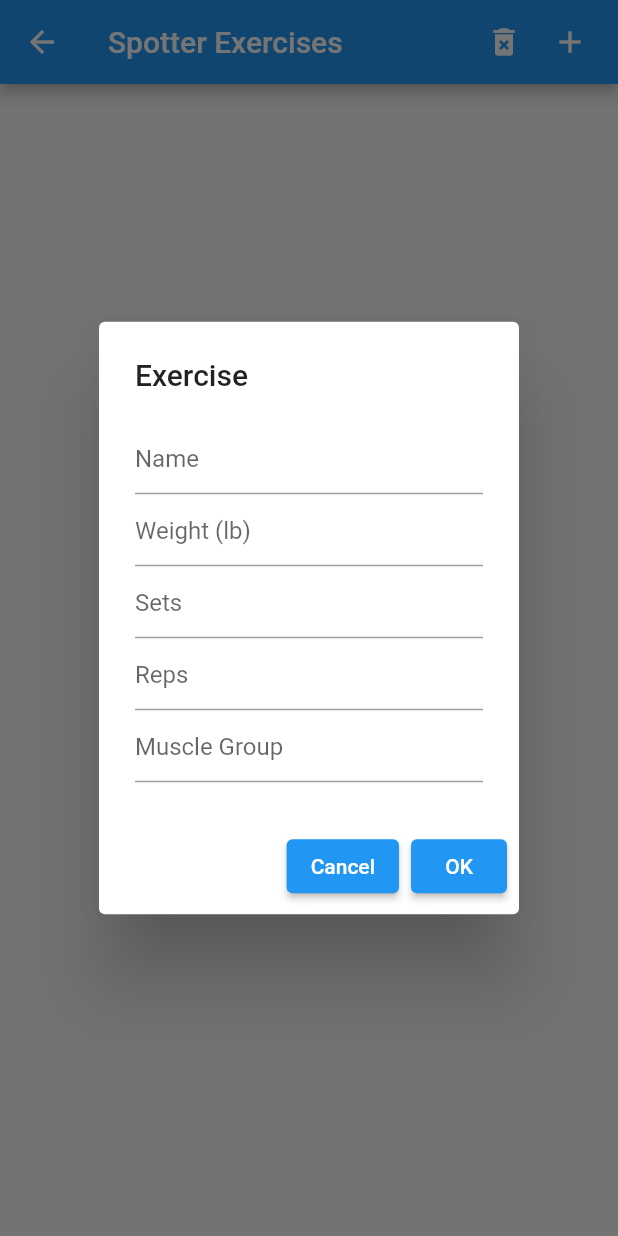
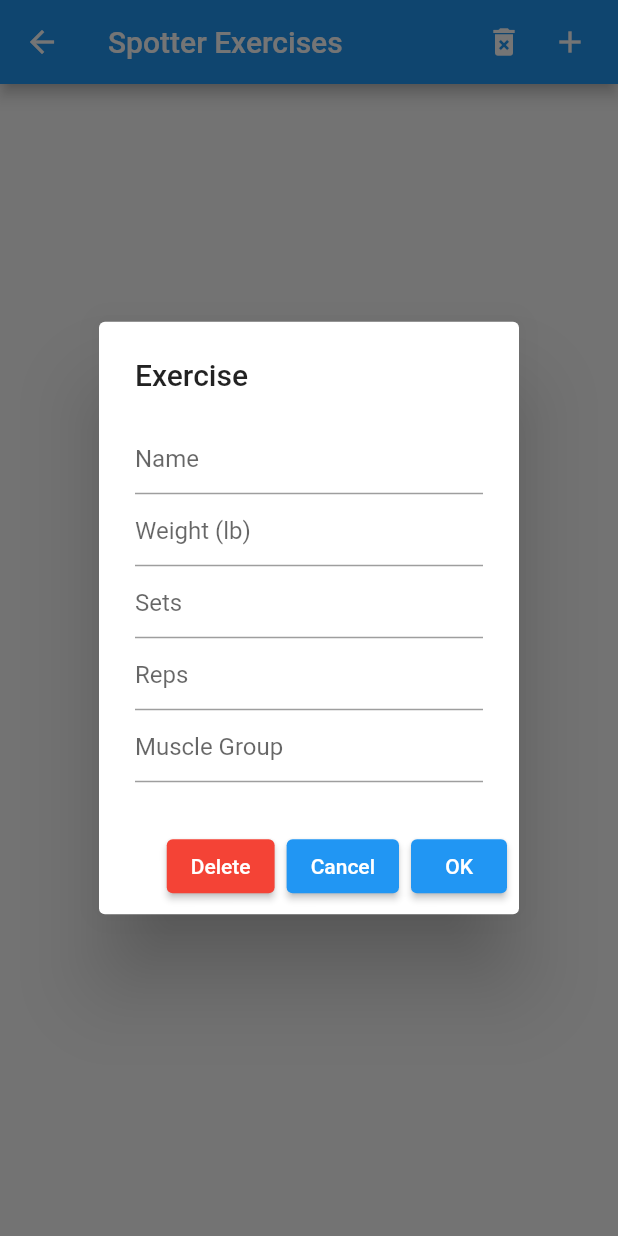
Before and after one commit to dkolosa/spotter, a Flutter app: the ExerciseView screen opened directly, after a tap on the "add" icon, on a phone screen of 412 x 824 dp. Run offline on Flutter 3.47's test engine with Material 2 defaults, Android fonts, the phone set to English and light mode, and no system bars; our stand-ins replace hive, hive_flutter, table_calendar; missing offline and left inert: dart:ffi; accounts and stored records are empty.

Commit message:
Added a delete button for Exercises page

```diff
--- a/lib/exercises.dart
+++ b/lib/exercises.dart
@@ -37,12 +37,12 @@ class _ExerciseViewState extends State<ExerciseView> {
             child: GestureDetector(
               onTap: () async {
                 Map<int, String>? resultLabel =
-                    await _showTextInputDialog(context);
+                    await _showTextInputDialog(context, null);
                 if (resultLabel != null) {
                   _addExercise();
                   _clearTextBox();
-                  setState(() {});
                 }
+                setState(() {});
               },
               child: const Icon(Icons.add),
             ),
@@ -63,11 +63,11 @@ class _ExerciseViewState extends State<ExerciseView> {
             onDoubleTap: () async {
               var exercise = _dbopetations.getExercise(index);
               _populateTextBoxes(exercise);
-              var updatedValues = await _showTextInputDialog(context);
+              var updatedValues = await _showTextInputDialog(context, index);
               if (updatedValues != null) {
                 _updateExercise(index, updatedValues);
-                setState(() {});
               }
+              setState(() {});
             },
             child: Container(
               padding: const EdgeInsets.all(8),
@@ -132,10 +132,10 @@ class _ExerciseViewState extends State<ExerciseView> {
     box.putAt(index, updatedExercise);
   }
 
-  // _deleteExercise() {
-  //   var box = Hive.box<Exercise>('exerciseBox');
-  //   box.deleteAll(box.keys);
-  // }
+  _deleteExercise(index) {
+    var box = Hive.box<Exercise>('exerciseBox');
+    box.deleteAll(box.keys);
+  }
 
   final _textFieldControllerName = TextEditingController();
   final _textFieldControllerSet = TextEditingController();
@@ -143,7 +143,8 @@ class _ExerciseViewState extends State<ExerciseView> {
   final _textFieldControllerWeight = TextEditingController();
   final _textFieldControllerMuscle = TextEditingController();
 
-  Future<Map<int, String>?> _showTextInputDialog(BuildContext context) async {
+  Future<Map<int, String>?> _showTextInputDialog(
+      BuildContext context, int? index) async {
     return showDialog(
         context: context,
         builder: (context) {
@@ -179,6 +180,17 @@ class _ExerciseViewState extends State<ExerciseView> {
             ),
             actions: <Widget>[
               ElevatedButton(
+                  onPressed: () {
+                    if (index != null) {
+                      _deleteExercise(index);
+                      Navigator.pop(context);
+                    }
+                  },
+                  style: ElevatedButton.styleFrom(
+                    backgroundColor: Colors.red,
+                  ),
+                  child: const Text("Delete")),
+              ElevatedButton(
                 child: const Text("Cancel"),
                 onPressed: () => Navigator.pop(context),
               ),
```
